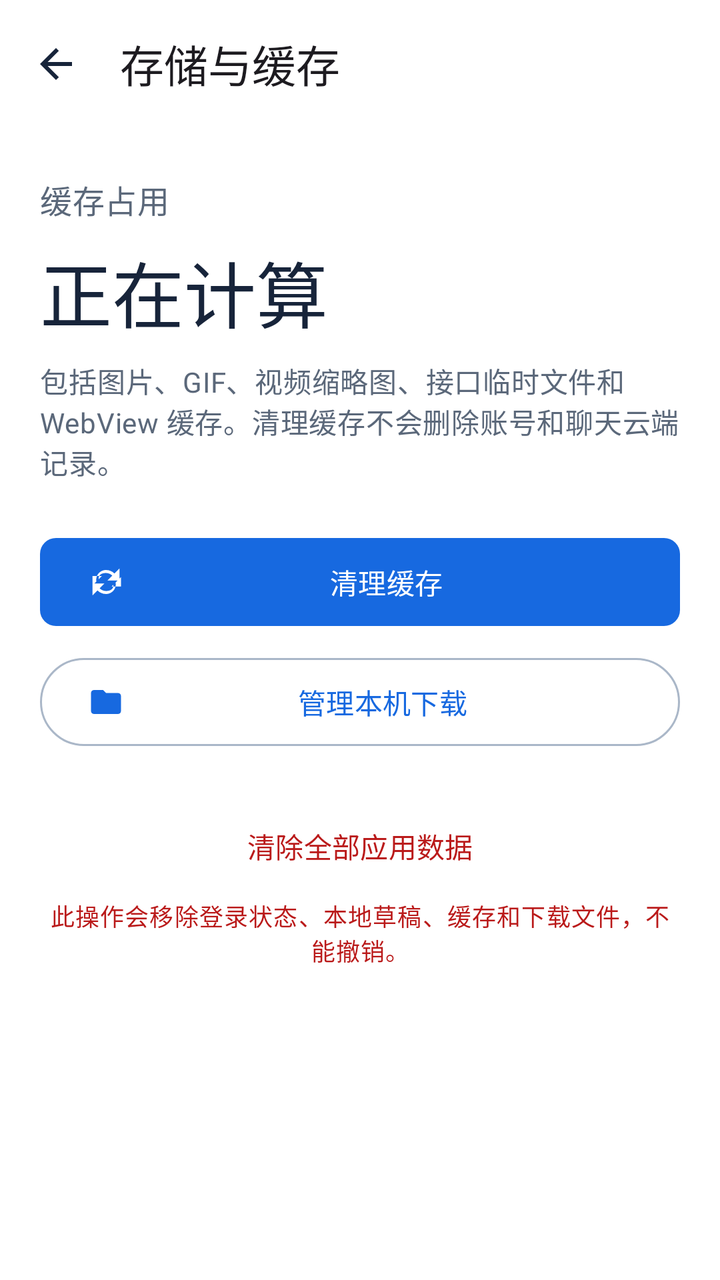
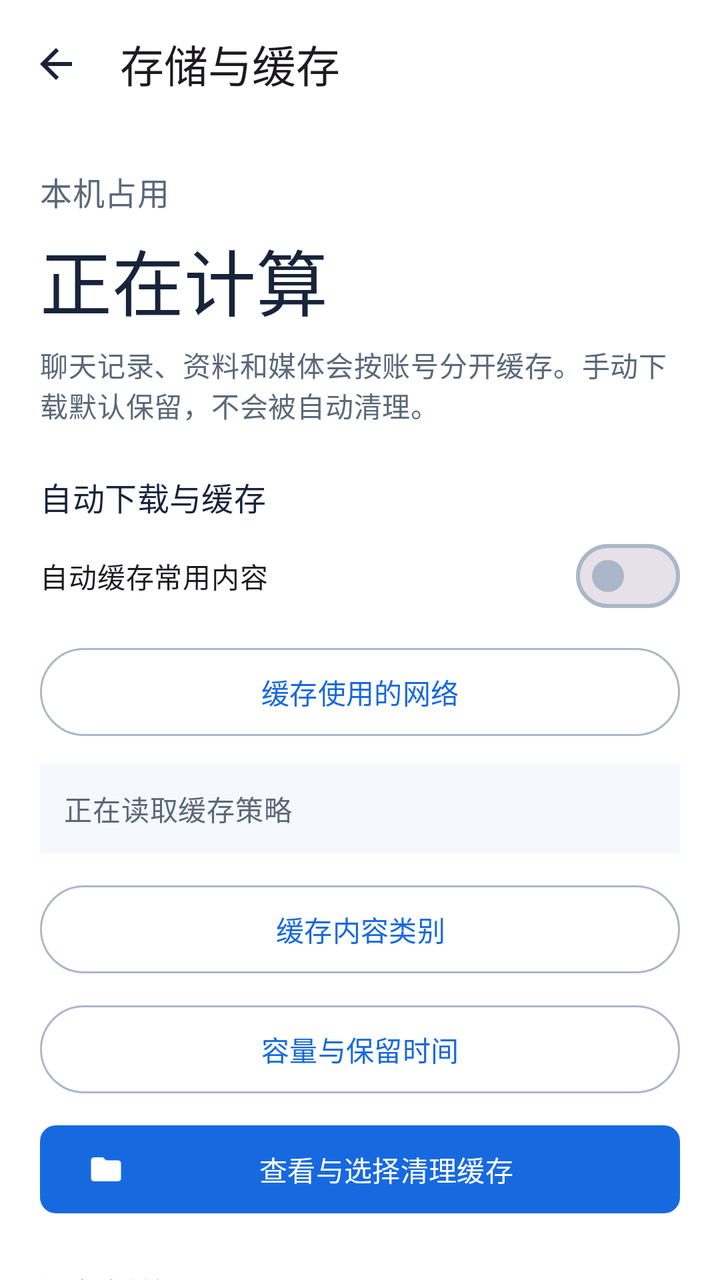

The first picture is an Android layout as it rendered before a commit; the second is the same layout after the commit. The layout source and the unified diff follow.
<!-- AndroidManifest.xml: application theme Theme.Yiyunying -->
<!-- res/layout/activity_cache_management.xml -->
<?xml version="1.0" encoding="utf-8"?>
<LinearLayout xmlns:android="http://schemas.android.com/apk/res/android"
    xmlns:app="http://schemas.android.com/apk/res-auto"
    android:layout_width="match_parent"
    android:layout_height="match_parent"
    android:background="@color/surface"
    android:orientation="vertical">

    <com.google.android.material.appbar.MaterialToolbar
        android:id="@+id/toolbar"
        android:layout_width="match_parent"
        android:layout_height="?attr/actionBarSize"
        app:navigationIcon="@drawable/ic_back"
        app:title="存储与缓存" />

    <com.google.android.material.progressindicator.LinearProgressIndicator
        android:id="@+id/progress"
        android:layout_width="match_parent"
        android:layout_height="4dp"
        android:visibility="invisible" />

    <LinearLayout
        android:layout_width="match_parent"
        android:layout_height="wrap_content"
        android:orientation="vertical"
        android:padding="20dp">

        <TextView
            android:layout_width="match_parent"
            android:layout_height="wrap_content"
            android:text="缓存占用"
            android:textAppearance="@style/TextAppearance.Material3.TitleMedium"
            android:textColor="@color/on_surface_variant" />

        <TextView
            android:id="@+id/cacheSize"
            android:layout_width="match_parent"
            android:layout_height="wrap_content"
            android:layout_marginTop="8dp"
            android:text="正在计算"
            android:textAppearance="@style/TextAppearance.Material3.DisplaySmall"
            android:textColor="@color/on_surface" />

        <TextView
            android:layout_width="match_parent"
            android:layout_height="wrap_content"
            android:layout_marginTop="8dp"
            android:text="包括图片、GIF、视频缩略图、接口临时文件和 WebView 缓存。清理缓存不会删除账号和聊天云端记录。"
            android:textAppearance="@style/TextAppearance.Material3.BodyMedium"
            android:textColor="@color/on_surface_variant" />

        <com.google.android.material.button.MaterialButton
            android:id="@+id/clearCacheButton"
            android:layout_width="match_parent"
            android:layout_height="52dp"
            android:layout_marginTop="24dp"
            android:text="清理缓存"
            app:icon="@drawable/ic_refresh" />

        <com.google.android.material.button.MaterialButton
            android:id="@+id/downloadsButton"
            style="@style/Widget.Material3.Button.OutlinedButton"
            android:layout_width="match_parent"
            android:layout_height="52dp"
            android:layout_marginTop="8dp"
            android:text="管理本机下载"
            app:icon="@drawable/ic_file" />

        <com.google.android.material.button.MaterialButton
            android:id="@+id/clearDataButton"
            style="@style/Widget.Material3.Button.TextButton"
            android:layout_width="match_parent"
            android:layout_height="52dp"
            android:layout_marginTop="20dp"
            android:text="清除全部应用数据"
            android:textColor="@color/error" />

        <TextView
            android:layout_width="match_parent"
            android:layout_height="wrap_content"
            android:gravity="center"
            android:text="此操作会移除登录状态、本地草稿、缓存和下载文件，不能撤销。"
            android:textAppearance="@style/TextAppearance.Material3.BodySmall"
            android:textColor="@color/error" />
    </LinearLayout>
</LinearLayout>
<!-- resources referenced by this layout -->
<resources>
  <color name="error">#BA1A1A</color>
  <color name="on_surface">#17243A</color>
  <color name="on_surface_variant">#5B687A</color>
  <color name="surface">#FFFFFF</color>
  <!-- drawable ic_back (drawable) -->
  <vector xmlns:android="http://schemas.android.com/apk/res/android" android:width="24dp" android:height="24dp" android:viewportWidth="24" android:viewportHeight="24">
      <path android:fillColor="@color/on_surface" android:pathData="M20,11H7.83l5.59,-5.59L12,4l-8,8 8,8 1.42,-1.41L7.83,13H20v-2z" />
  </vector>
  <!-- drawable ic_file (drawable) -->
  <vector xmlns:android="http://schemas.android.com/apk/res/android" android:width="24dp" android:height="24dp" android:viewportWidth="24" android:viewportHeight="24">
      <path android:fillColor="@color/on_surface_variant" android:pathData="M10,4l2,2h8c1.1,0 2,0.9 2,2v10c0,1.1 -0.9,2 -2,2H4c-1.1,0 -2,-0.9 -2,-2V6c0,-1.1 0.9,-2 2,-2h6z" />
  </vector>
  <!-- drawable ic_refresh (drawable) -->
  <vector xmlns:android="http://schemas.android.com/apk/res/android" android:width="24dp" android:height="24dp" android:viewportWidth="24" android:viewportHeight="24">
      <path android:fillColor="@color/on_surface_variant" android:pathData="M17.65,6.35C16.2,4.9 14.21,4 12,4c-4.09,0 -7.19,3.72 -6.39,7.69L3,14.3V8h6.3l-2.13,2.13C6.77,7.61 8.71,6 12,6c1.66,0 3.14,0.69 4.22,1.78L13,11h8V3l-3.35,3.35zM18.39,12.31C19.19,16.28 16.09,20 12,20c-2.21,0 -4.2,-0.9 -5.65,-2.35L3,21v-8h8l-3.22,3.22C8.86,17.31 10.34,18 12,18c3.29,0 5.23,-1.61 4.83,-4.13L15.7,15H22v-6.3l-3.61,3.61z" />
  </vector>
  <style name="Theme.Yiyunying" parent="Theme.Yiyunying.Base" />
  <color name="primary">#1769E0</color>
  <color name="on_primary">#FFFFFF</color>
  <color name="primary_container">#E8F1FF</color>
  <color name="on_primary_container">#123A72</color>
  <color name="secondary">#4B78B8</color>
  <color name="on_secondary">#FFFFFF</color>
  <color name="secondary_container">#EAF2FF</color>
  <color name="tertiary">#476DA5</color>
  <color name="outline">#AAB7C8</color>
  <style name="Widget.Yiyunying.Card" parent="Widget.Material3.CardView.Elevated">
          <item name="cardCornerRadius">8dp</item>
          <item name="cardElevation">1dp</item>
          <item name="cardBackgroundColor">@color/glass_surface</item>
          <item name="strokeColor">@color/glass_outline</item>
          <item name="strokeWidth">1dp</item>
      </style>
  <style name="Widget.Yiyunying.Button" parent="Widget.Material3.Button">
          <item name="cornerRadius">8dp</item>
          <item name="android:minHeight">48dp</item>
          <item name="android:textAllCaps">false</item>
      </style>
  <color name="glass_surface">#E8FFFFFF</color>
  <color name="glass_outline">#80C4CFDD</color>
  <!-- unchanged entries left out for length: 1 -->
</resources>

<!-- the commit's change to res/layout/activity_cache_management.xml (unified diff, before → after) -->
@@ -19,68 +19,175 @@
         android:layout_height="4dp"
         android:visibility="invisible" />
 
-    <LinearLayout
+    <androidx.core.widget.NestedScrollView
         android:layout_width="match_parent"
-        android:layout_height="wrap_content"
-        android:orientation="vertical"
-        android:padding="20dp">
+        android:layout_height="0dp"
+        android:layout_weight="1"
+        android:clipToPadding="false"
+        android:fillViewport="true">
 
-        <TextView
+        <LinearLayout
             android:layout_width="match_parent"
             android:layout_height="wrap_content"
-            android:text="缓存占用"
-            android:textAppearance="@style/TextAppearance.Material3.TitleMedium"
-            android:textColor="@color/on_surface_variant" />
+            android:orientation="vertical"
+            android:paddingStart="20dp"
+            android:paddingTop="16dp"
+            android:paddingEnd="20dp"
+            android:paddingBottom="28dp">
 
-        <TextView
-            android:id="@+id/cacheSize"
-            android:layout_width="match_parent"
-            android:layout_height="wrap_content"
-            android:layout_marginTop="8dp"
-            android:text="正在计算"
-            android:textAppearance="@style/TextAppearance.Material3.DisplaySmall"
-            android:textColor="@color/on_surface" />
+            <TextView
+                android:layout_width="match_parent"
+                android:layout_height="wrap_content"
+                android:text="本机占用"
+                android:textAppearance="@style/TextAppearance.Material3.TitleMedium"
+                android:textColor="@color/on_surface_variant" />
 
-        <TextView
-            android:layout_width="match_parent"
-            android:layout_height="wrap_content"
-            android:layout_marginTop="8dp"
-            android:text="包括图片、GIF、视频缩略图、接口临时文件和 WebView 缓存。清理缓存不会删除账号和聊天云端记录。"
-            android:textAppearance="@style/TextAppearance.Material3.BodyMedium"
-            android:textColor="@color/on_surface_variant" />
+            <TextView
+                android:id="@+id/cacheSize"
+                android:layout_width="match_parent"
+                android:layout_height="wrap_content"
+                android:layout_marginTop="6dp"
+                android:text="正在计算"
+                android:textAppearance="@style/TextAppearance.Material3.DisplaySmall"
+                android:textColor="@color/on_surface" />
 
-        <com.google.android.material.button.MaterialButton
-            android:id="@+id/clearCacheButton"
-            android:layout_width="match_parent"
-            android:layout_height="52dp"
-            android:layout_marginTop="24dp"
-            android:text="清理缓存"
-            app:icon="@drawable/ic_refresh" />
+            <TextView
+                android:layout_width="match_parent"
+                android:layout_height="wrap_content"
+                android:layout_marginTop="6dp"
+                android:text="聊天记录、资料和媒体会按账号分开缓存。手动下载默认保留，不会被自动清理。"
+                android:textAppearance="@style/TextAppearance.Material3.BodyMedium"
+                android:textColor="@color/on_surface_variant" />
 
-        <com.google.android.material.button.MaterialButton
-            android:id="@+id/downloadsButton"
-            style="@style/Widget.Material3.Button.OutlinedButton"
-            android:layout_width="match_parent"
-            android:layout_height="52dp"
-            android:layout_marginTop="8dp"
-            android:text="管理本机下载"
-            app:icon="@drawable/ic_file" />
+            <TextView
+                android:layout_width="match_parent"
+                android:layout_height="wrap_content"
+                android:layout_marginTop="24dp"
+                android:text="自动下载与缓存"
+                android:textAppearance="@style/TextAppearance.Material3.TitleMedium"
+                android:textColor="@color/on_surface" />
 
-        <com.google.android.material.button.MaterialButton
-            android:id="@+id/clearDataButton"
-            style="@style/Widget.Material3.Button.TextButton"
-            android:layout_width="match_parent"
-            android:layout_height="52dp"
-            android:layout_marginTop="20dp"
-            android:text="清除全部应用数据"
-            android:textColor="@color/error" />
+            <com.google.android.material.materialswitch.MaterialSwitch
+                android:id="@+id/autoCacheSwitch"
+                android:layout_width="match_parent"
+                android:layout_height="wrap_content"
+                android:minHeight="56dp"
+                android:text="自动缓存常用内容" />
 
-        <TextView
-            android:layout_width="match_parent"
-            android:layout_height="wrap_content"
-            android:gravity="center"
-            android:text="此操作会移除登录状态、本地草稿、缓存和下载文件，不能撤销。"
-            android:textAppearance="@style/TextAppearance.Material3.BodySmall"
-            android:textColor="@color/error" />
-    </LinearLayout>
+            <com.google.android.material.materialswitch.MaterialSwitch
+                android:id="@+id/wifiOnlySwitch"
+                android:layout_width="1dp"
+                android:layout_height="1dp"
+                android:visibility="gone" />
+
+            <com.google.android.material.button.MaterialButton
+                android:id="@+id/cacheNetworkButton"
+                style="@style/Widget.Material3.Button.OutlinedButton"
+                android:layout_width="match_parent"
+                android:layout_height="52dp"
+                android:layout_marginTop="4dp"
+                android:text="缓存使用的网络" />
+
+            <TextView
+                android:id="@+id/cachePolicySummary"
+                android:layout_width="match_parent"
+                android:layout_height="wrap_content"
+                android:layout_marginTop="10dp"
+                android:background="@color/surface_container"
+                android:padding="12dp"
+                android:text="正在读取缓存策略"
+                android:textAppearance="@style/TextAppearance.Material3.BodyMedium"
+                android:textColor="@color/on_surface_variant" />
+
+            <com.google.android.material.button.MaterialButton
+                android:id="@+id/cacheCategoriesButton"
+                style="@style/Widget.Material3.Button.OutlinedButton"
+                android:layout_width="match_parent"
+                android:layout_height="52dp"
+                android:layout_marginTop="12dp"
+                android:text="缓存内容类别" />
+
+            <com.google.android.material.button.MaterialButton
+                android:id="@+id/cacheLimitButton"
+                style="@style/Widget.Material3.Button.OutlinedButton"
+                android:layout_width="match_parent"
+                android:layout_height="52dp"
+                android:layout_marginTop="8dp"
+                android:text="容量与保留时间" />
+
+            <com.google.android.material.button.MaterialButton
+                android:id="@+id/cacheDetailsButton"
+                android:layout_width="match_parent"
+                android:layout_height="52dp"
+                android:layout_marginTop="8dp"
+                android:text="查看与选择清理缓存"
+                app:icon="@drawable/ic_file" />
+
+            <TextView
+                android:layout_width="match_parent"
+                android:layout_height="wrap_content"
+                android:layout_marginTop="24dp"
+                android:text="视频播放"
+                android:textAppearance="@style/TextAppearance.Material3.TitleMedium"
+                android:textColor="@color/on_surface" />
+
+            <com.google.android.material.materialswitch.MaterialSwitch
+                android:id="@+id/videoAutoplaySwitch"
+                android:layout_width="match_parent"
+                android:layout_height="wrap_content"
+                android:minHeight="56dp"
+                android:text="自动播放视频" />
+
+            <com.google.android.material.button.MaterialButton
+                android:id="@+id/videoPlaybackNetworkButton"
+                style="@style/Widget.Material3.Button.OutlinedButton"
+                android:layout_width="match_parent"
+                android:layout_height="52dp"
+                android:layout_marginTop="4dp"
+                android:text="自动播放使用的网络" />
+
+            <TextView
+                android:layout_width="match_parent"
+                android:layout_height="wrap_content"
+                android:layout_marginTop="24dp"
+                android:text="其他存储操作"
+                android:textAppearance="@style/TextAppearance.Material3.TitleMedium"
+                android:textColor="@color/on_surface" />
+
+            <com.google.android.material.button.MaterialButton
+                android:id="@+id/clearCacheButton"
+                style="@style/Widget.Material3.Button.OutlinedButton"
+                android:layout_width="match_parent"
+                android:layout_height="52dp"
+                android:layout_marginTop="10dp"
+                android:text="清理可自动删除的缓存"
+                app:icon="@drawable/ic_refresh" />
+
+            <com.google.android.material.button.MaterialButton
+                android:id="@+id/downloadsButton"
+                style="@style/Widget.Material3.Button.OutlinedButton"
+                android:layout_width="match_parent"
+                android:layout_height="52dp"
+                android:layout_marginTop="8dp"
+                android:text="管理本机下载"
+                app:icon="@drawable/ic_file" />
+
+            <com.google.android.material.button.MaterialButton
+                android:id="@+id/clearDataButton"
+                style="@style/Widget.Material3.Button.TextButton"
+                android:layout_width="match_parent"
+                android:layout_height="52dp"
+                android:layout_marginTop="20dp"
+                android:text="清除全部应用数据"
+                android:textColor="@color/error" />
+
+            <TextView
+                android:layout_width="match_parent"
+                android:layout_height="wrap_content"
+                android:gravity="center"
+                android:text="此操作会移除登录状态、本地草稿、缓存和下载文件，不能撤销。"
+                android:textAppearance="@style/TextAppearance.Material3.BodySmall"
+                android:textColor="@color/error" />
+        </LinearLayout>
+    </androidx.core.widget.NestedScrollView>
 </LinearLayout>
<!-- resource entries referenced after the edit -->
@@ -4,6 +4,7 @@
   <color name="on_surface">#17243A</color>
   <color name="on_surface_variant">#5B687A</color>
   <color name="surface">#FFFFFF</color>
+  <color name="surface_container">#F5F8FC</color>
   <!-- drawable ic_back (drawable) -->
   <vector xmlns:android="http://schemas.android.com/apk/res/android" android:width="24dp" android:height="24dp" android:viewportWidth="24" android:viewportHeight="24">
       <path android:fillColor="@color/on_surface" android:pathData="M20,11H7.83l5.59,-5.59L12,4l-8,8 8,8 1.42,-1.41L7.83,13H20v-2z" />
